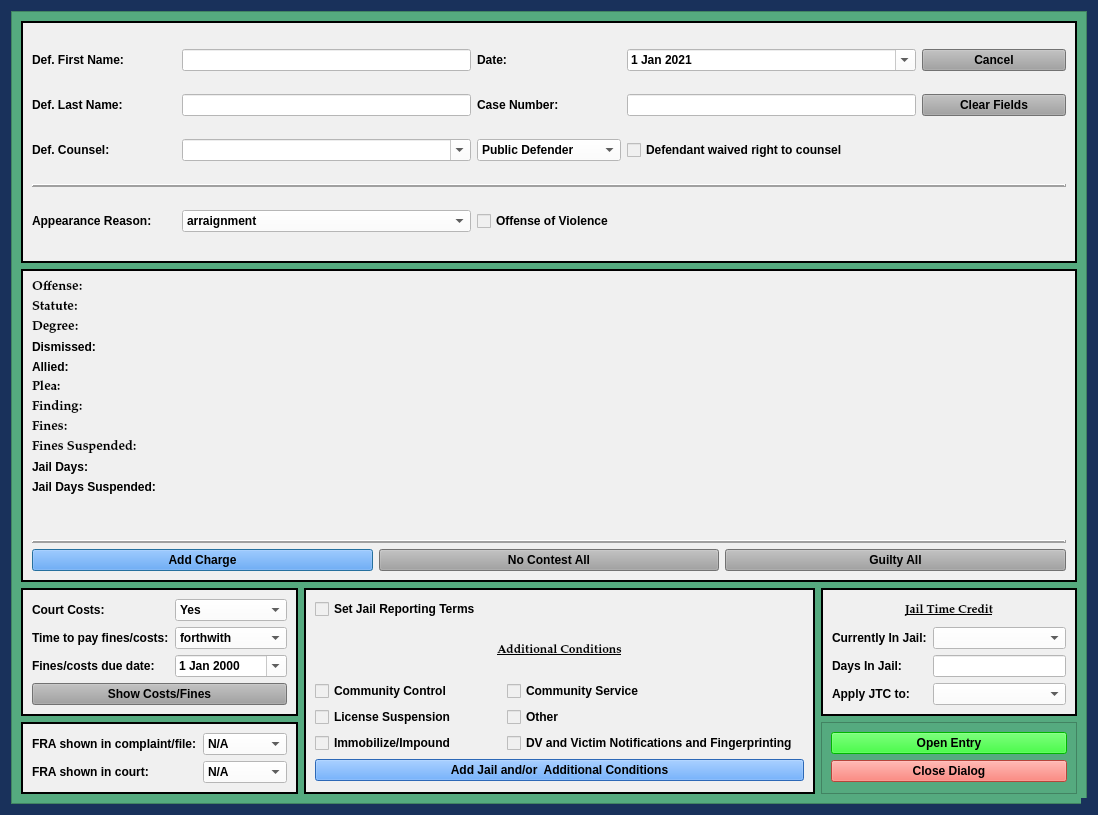
Above: package/views/ui/JailCCPleaDialog.ui from HunterProgram22/MuniEntry before the change. Below: the same form after it.
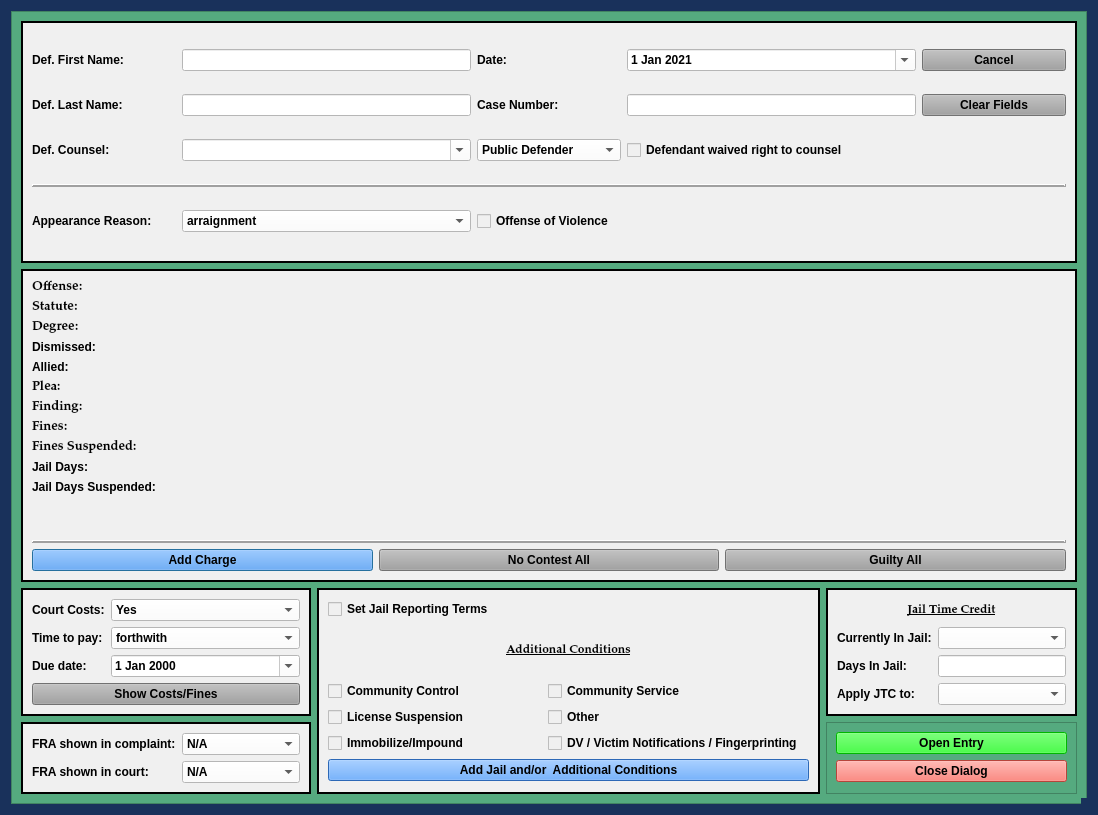
That is the form after the change.

Commit message:
Add costs imposed in companion cases option.
Added companion case costs language to templates.

Companion cases costs working for both templates.

Adjusted UIs to fit new companion costs better.

Diff of the .ui file:
```diff
--- a/package/views/ui/JailCCPleaDialog.ui
+++ b/package/views/ui/JailCCPleaDialog.ui
@@ -200,7 +200,7 @@
           <item row="0" column="0">
            <widget class="QLabel" name="label_21">
             <property name="text">
-             <string>FRA shown in complaint/file:</string>
+             <string>FRA shown in complaint:</string>
             </property>
            </widget>
           </item>
@@ -558,6 +558,11 @@
               <string>Waived</string>
              </property>
             </item>
+            <item>
+             <property name="text">
+              <string>Imposed in companion case</string>
+             </property>
+            </item>
             <item>
              <property name="text">
               <string>No</string>
@@ -568,7 +573,7 @@
           <item row="1" column="0">
            <widget class="QLabel" name="label_9">
             <property name="text">
-             <string>Time to pay fines/costs:</string>
+             <string>Time to pay:</string>
             </property>
            </widget>
           </item>
@@ -605,7 +610,7 @@
           <item row="2" column="0">
            <widget class="QLabel" name="label_18">
             <property name="text">
-             <string>Fines/costs due date:</string>
+             <string>Due date:</string>
             </property>
            </widget>
           </item>
@@ -1156,7 +1161,7 @@
           <item row="6" column="1">
            <widget class="QCheckBox" name="victim_notification_checkBox">
             <property name="text">
-             <string>DV and Victim Notifications and Fingerprinting</string>
+             <string>DV / Victim Notifications / Fingerprinting</string>
             </property>
            </widget>
           </item>
```
The commit also changes 14 other files.
